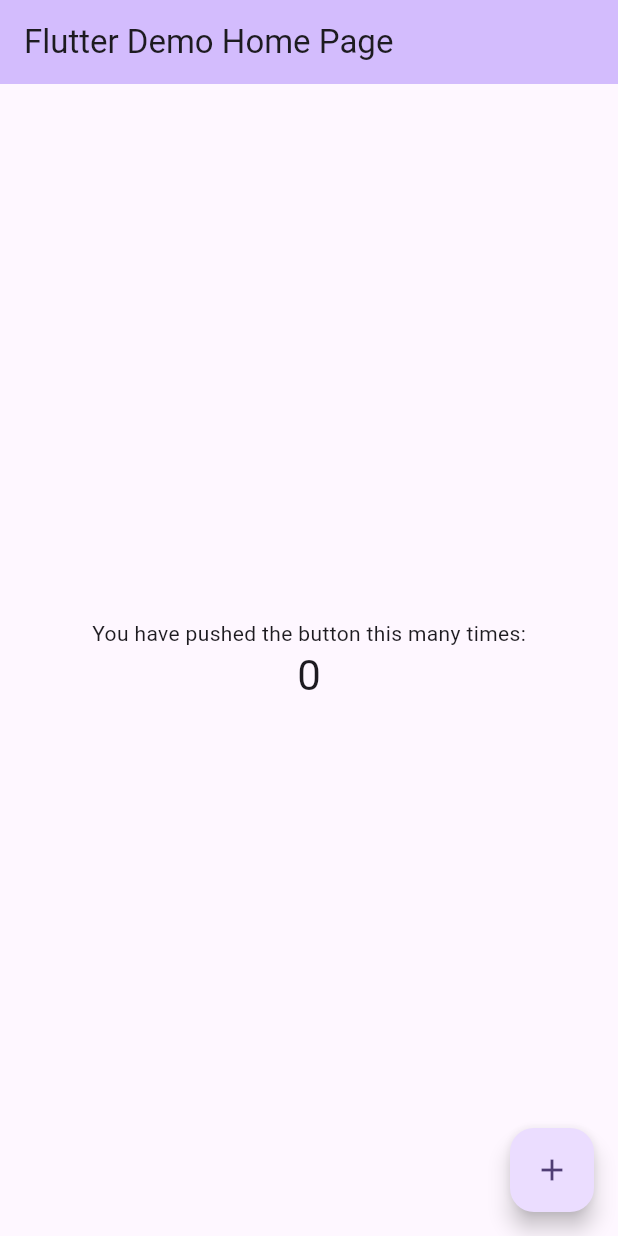
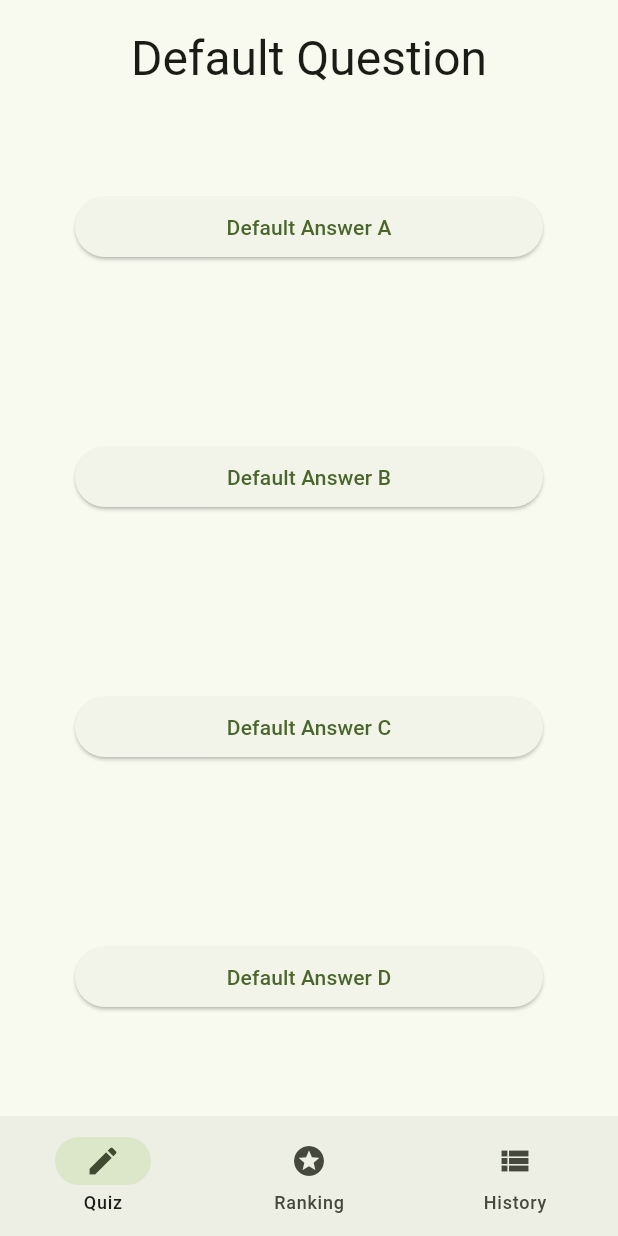
Before and after one commit to SamuelS42/biscuitt_ai, a Flutter app: the screen it shows after launch, on a phone screen of 412 x 824 dp. Run offline on Flutter 3.47's test engine with Material 2 defaults, Android fonts, the phone set to English and light mode, and no system bars.

Commit message:
Added a basic UI layout. Added a basic display for quiz questions.

```diff
--- a/lib/main.dart
+++ b/lib/main.dart
@@ -1,43 +1,31 @@
+import 'package:biscuitt_ai/history_page.dart';
+import 'package:biscuitt_ai/quiz_page.dart';
+import 'package:biscuitt_ai/ranking_page.dart';
 import 'package:flutter/material.dart';
 
 void main() {
-  runApp(const MyApp());
+  runApp(const BiscuittApp());
 }
 
-class MyApp extends StatelessWidget {
-  const MyApp({super.key});
+class BiscuittApp extends StatelessWidget {
+  const BiscuittApp({super.key});
 
   // This widget is the root of your application.
   @override
   Widget build(BuildContext context) {
     return MaterialApp(
-      title: 'Flutter Demo',
+      title: 'Biscuitt',
       theme: ThemeData(
-        // This is the theme of your application.
-        //
-        // TRY THIS: Try running your application with "flutter run". You'll see
-        // the application has a blue toolbar. Then, without quitting the app,
-        // try changing the seedColor in the colorScheme below to Colors.green
-        // and then invoke "hot reload" (save your changes or press the "hot
-        // reload" button in a Flutter-supported IDE, or press "r" if you used
-        // the command line to start the app).
-        //
-        // Notice that the counter didn't reset back to zero; the application
-        // state is not lost during the reload. To reset the state, use hot
-        // restart instead.
-        //
-        // This works for code too, not just values: Most code changes can be
-        // tested with just a hot reload.
-        colorScheme: ColorScheme.fromSeed(seedColor: Colors.deepPurple),
+        colorScheme: ColorScheme.fromSeed(seedColor: Colors.lightGreen),
         useMaterial3: true,
       ),
-      home: const MyHomePage(title: 'Flutter Demo Home Page'),
+      home: const MainAppContainer(title: 'Biscuitt: (TODO make good tagline)'),
     );
   }
 }
 
-class MyHomePage extends StatefulWidget {
-  const MyHomePage({super.key, required this.title});
+class MainAppContainer extends StatefulWidget {
+  const MainAppContainer({super.key, required this.title});
 
   // This widget is the home page of your application. It is stateful, meaning
   // that it has a State object (defined below) that contains fields that affect
@@ -51,75 +39,41 @@ class MyHomePage extends StatefulWidget {
   final String title;
 
   @override
-  State<MyHomePage> createState() => _MyHomePageState();
+  State<MainAppContainer> createState() => _MainAppContainerState();
 }
 
-class _MyHomePageState extends State<MyHomePage> {
-  int _counter = 0;
-
-  void _incrementCounter() {
-    setState(() {
-      // This call to setState tells the Flutter framework that something has
-      // changed in this State, which causes it to rerun the build method below
-      // so that the display can reflect the updated values. If we changed
-      // _counter without calling setState(), then the build method would not be
-      // called again, and so nothing would appear to happen.
-      _counter++;
-    });
-  }
+class _MainAppContainerState extends State<MainAppContainer> {
+  int currentPageIndex = 0;
 
   @override
   Widget build(BuildContext context) {
-    // This method is rerun every time setState is called, for instance as done
-    // by the _incrementCounter method above.
-    //
-    // The Flutter framework has been optimized to make rerunning build methods
-    // fast, so that you can just rebuild anything that needs updating rather
-    // than having to individually change instances of widgets.
+    NavigationBar navBar = NavigationBar(
+      destinations: const <Widget>[
+        NavigationDestination(
+            icon: Icon(Icons.create_outlined),
+            selectedIcon: Icon(Icons.create),
+            label: "Quiz"),
+        NavigationDestination(icon: Icon(Icons.stars), label: "Ranking"),
+        NavigationDestination(
+            icon: Icon(Icons.view_list),
+            selectedIcon: Icon(Icons.view_list_outlined),
+            label: "History"),
+      ],
+      onDestinationSelected: (int index) {
+        setState(() {
+          currentPageIndex = index;
+        });
+      },
+      selectedIndex: currentPageIndex,
+    );
+
     return Scaffold(
-      appBar: AppBar(
-        // TRY THIS: Try changing the color here to a specific color (to
-        // Colors.amber, perhaps?) and trigger a hot reload to see the AppBar
-        // change color while the other colors stay the same.
-        backgroundColor: Theme.of(context).colorScheme.inversePrimary,
-        // Here we take the value from the MyHomePage object that was created by
-        // the App.build method, and use it to set our appbar title.
-        title: Text(widget.title),
-      ),
-      body: Center(
-        // Center is a layout widget. It takes a single child and positions it
-        // in the middle of the parent.
-        child: Column(
-          // Column is also a layout widget. It takes a list of children and
-          // arranges them vertically. By default, it sizes itself to fit its
-          // children horizontally, and tries to be as tall as its parent.
-          //
-          // Column has various properties to control how it sizes itself and
-          // how it positions its children. Here we use mainAxisAlignment to
-          // center the children vertically; the main axis here is the vertical
-          // axis because Columns are vertical (the cross axis would be
-          // horizontal).
-          //
-          // TRY THIS: Invoke "debug painting" (choose the "Toggle Debug Paint"
-          // action in the IDE, or press "p" in the console), to see the
-          // wireframe for each widget.
-          mainAxisAlignment: MainAxisAlignment.center,
-          children: <Widget>[
-            const Text(
-              'You have pushed the button this many times:',
-            ),
-            Text(
-              '$_counter',
-              style: Theme.of(context).textTheme.headlineMedium,
-            ),
-          ],
-        ),
-      ),
-      floatingActionButton: FloatingActionButton(
-        onPressed: _incrementCounter,
-        tooltip: 'Increment',
-        child: const Icon(Icons.add),
-      ), // This trailing comma makes auto-formatting nicer for build methods.
+      bottomNavigationBar: navBar,
+      body: <Widget>[
+        QuizPage(),
+        RankingPage(),
+        HistoryPage(),
+      ][currentPageIndex],
     );
   }
 }
--- /dev/null
+++ b/lib/quiz_page.dart
@@ -0,0 +1,68 @@
+import 'package:flutter/material.dart';
+
+class QuizPage extends StatefulWidget {
+  const QuizPage({super.key});
+
+  @override
+  State<QuizPage> createState() => _QuizPage();
+}
+
+class _QuizPage extends State<QuizPage> {
+  @override
+  Widget build(BuildContext context) {
+    return const QuestionView();
+  }
+}
+
+class QuestionView extends StatefulWidget {
+  const QuestionView({super.key});
+
+  @override
+  State<StatefulWidget> createState() => _QuestionView();
+}
+
+class _QuestionView extends State<QuestionView> {
+  String currentQuestionText = "Default Question";
+  List<String> currentAnswerText = [
+    "Default Answer A",
+    "Default Answer B",
+    "Default Answer C",
+    "Default Answer D"
+  ];
+
+  void setQuestion(
+      {required String newQuestionText, required List<String> newAnswerText}) {
+    setState(() {
+      currentQuestionText = newQuestionText;
+      currentAnswerText = newAnswerText;
+    });
+  }
+
+  void answerGuessed(int index) {
+    //TODO: implement
+    print("Answer #$index guessed: \"${currentAnswerText[index]}\"");
+  }
+
+  @override
+  Widget build(BuildContext context) {
+    return Column(
+        mainAxisAlignment: MainAxisAlignment.spaceEvenly,
+        crossAxisAlignment: CrossAxisAlignment.stretch,
+        children: <Widget>[
+              Container(
+                alignment: Alignment.center,
+                child: Text(
+                  currentQuestionText,
+                  style: Theme.of(context).textTheme.headlineLarge,
+                ),
+              ),
+            ] +
+            List.generate(
+                currentAnswerText.length,
+                (i) => Container(
+                    padding: const EdgeInsets.all(50),
+                    child: ElevatedButton(
+                        onPressed: () => answerGuessed(i),
+                        child: Text(currentAnswerText[i])))));
+  }
+}
```
Also changed, not shown: lib/history_page.dart (added, +15 -0 lines), lib/ranking_page.dart (added, +15 -0 lines), lib/settings_page.dart (added, +17 -0 lines), 1 other file.
